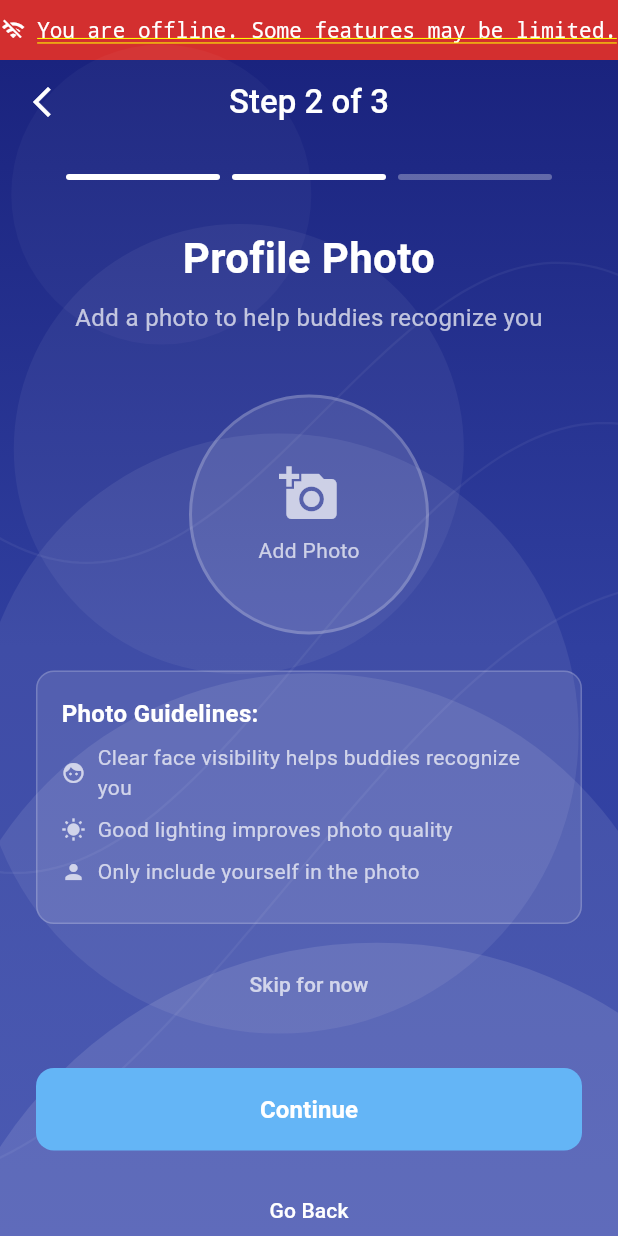
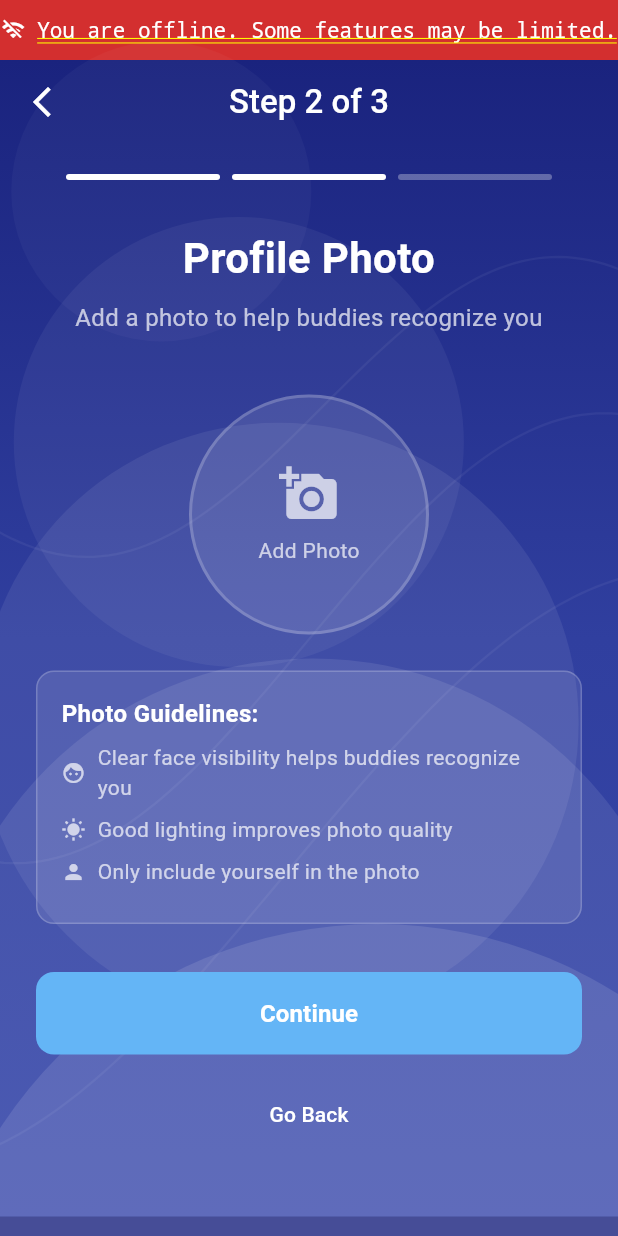
Before and after one commit to Azaruddin011/Train_Buddy_Application, a Flutter app: the ProfileCreationScreen screen opened directly with empty values, after a tap on "Continue", on a phone screen of 412 x 824 dp. Run offline on Flutter 3.47's test engine with Material 3 defaults, Android fonts, the phone set to English and light mode, and no system bars; our stand-ins replace flutter_secure_storage, image_picker; accounts and stored records are empty.

Commit message:
Require profile photo during profile creation

```diff
--- a/mobile/lib/screens/profile_creation_screen.dart
+++ b/mobile/lib/screens/profile_creation_screen.dart
@@ -146,6 +146,12 @@ class _ProfileCreationScreenState extends State<ProfileCreationScreen> with Sing
   }
 
   void _nextStep() {
+    if (_currentStep == 1 && _profileImage == null) {
+      setState(() {
+        _errorMessage = 'Please add a profile photo to continue.';
+      });
+      return;
+    }
     if (_currentStep < _totalSteps - 1) {
       setState(() {
         _currentStep++;
@@ -567,20 +573,6 @@ class _ProfileCreationScreenState extends State<ProfileCreationScreen> with Sing
             ],
           ),
         ),
-        const SizedBox(height: 16),
-
-        // Skip photo option
-        Center(
-          child: TextButton(
-            onPressed: () {
-              _nextStep();
-            },
-            style: TextButton.styleFrom(
-              foregroundColor: Colors.white.withOpacity(0.7),
-            ),
-            child: const Text('Skip for now'),
-          ),
-        ),
       ],
     );
   }
```
